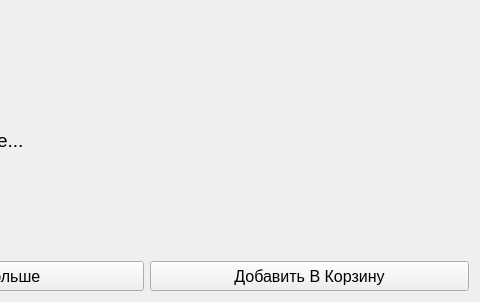
This is design/ui/book_card.ui in Sandrkll1/BookStore as Qt 5 draws it before an edit; both pictures show x 393 to 873 and y 0 to 302 of the 873 by 302 pixel window. The edited form follows.
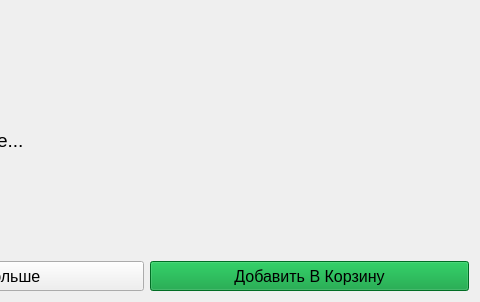
This is the edited form.

What changed in the file:
```diff
--- a/design/ui/book_card.ui
+++ b/design/ui/book_card.ui
@@ -190,6 +190,9 @@
            <pointsize>12</pointsize>
           </font>
          </property>
+         <property name="styleSheet">
+          <string notr="true">background-color: rgb(0, 153, 51);</string>
+         </property>
          <property name="text">
           <string>Добавить В Корзину</string>
          </property>
```
Left out of the diff: 4 changed lines with no effect on the pictures.
